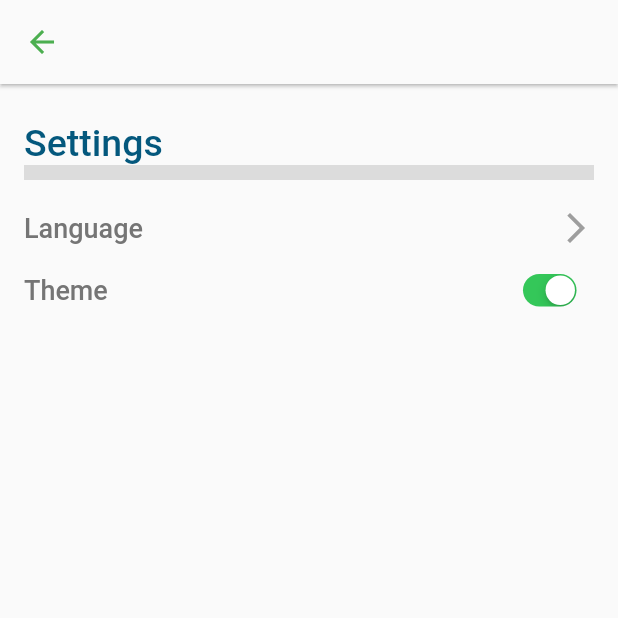
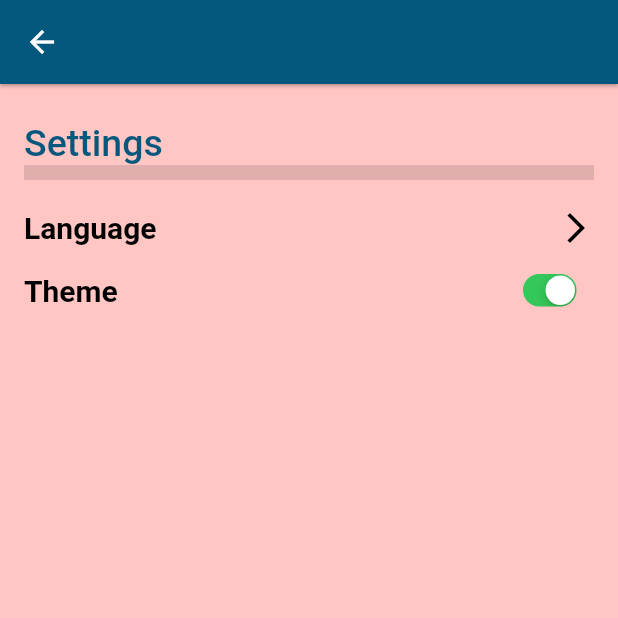
Before and after one commit to nadahanii/Int-Hire_GP, a Flutter app: the Settings_page screen opened by its route, on a phone screen of 412 x 824 dp, the top half of it. Run offline on Flutter 3.47's test engine with Material 2 defaults, Android fonts, the phone set to English and light mode, and no system bars; our stand-ins replace csv, font_awesome_flutter, google_fonts, shared_preferences; accounts and stored records are empty; network calls fail; Roboto replaces fonts that are missing (RobotoCondensed).

Commit message:
theme is done in all screens

```diff
--- a/lib/models/GlobalTheme.dart
+++ b/lib/models/GlobalTheme.dart
@@ -12,45 +12,51 @@ class GlobalTheme with ChangeNotifier {
         fontWeight: FontWeight.bold,
         fontStyle: FontStyle.normal,
         color: Colors.white,
-        fontSize: 10
+        fontSize: 15
 
       ),
       bodyText2: TextStyle(
         //color: Colors.,
         color: Color.fromRGBO(4,88,125,1),
-        fontSize: 10,
+        fontSize: 12,
         fontWeight: FontWeight.bold,
       ),
-      caption: TextStyle(
-        fontSize: 16,
-        fontWeight: FontWeight.bold,
-        fontStyle: FontStyle.italic,
+      caption: TextStyle( ///items in settings_page
+          fontWeight: FontWeight.bold,
+          fontFamily: 'RobotoCondensed',
+          color: Colors.black,
+          fontSize: 20
       ),
-      headline1: TextStyle(
-        color: Colors.deepPurple,
-        fontSize: 50,
-        fontFamily: 'Allison',
+      headline1: TextStyle( ///title in appBar
+        color: Colors.white/*Color.fromRGBO(4,88,125,1)*/,
+        fontSize: 35,
+        //fontFamily: 'Allison',
       ),
-      headline2: TextStyle(
-        color: Colors.deepOrange,
-        fontSize: 30,
-        fontWeight: FontWeight.bold,
+      headline2: TextStyle( ///style for items in drawer
+          fontWeight: FontWeight.bold,
+          fontFamily: 'RobotoCondensed',
+          color: Colors.black,
+          fontSize: 24
       ),
     ),
     appBarTheme: const AppBarTheme(
-      backgroundColor: Colors.amber,
+      backgroundColor: Color.fromRGBO(4, 88, 125, 1),
       // This will control the "back" icon
-      iconTheme: IconThemeData(color: Colors.red),
+      iconTheme: IconThemeData(color: Colors.white),
       // This will control action icon buttons that locates on the right
-      actionsIconTheme: IconThemeData(color: Colors.blue),
+      actionsIconTheme: IconThemeData(color: Color.fromRGBO(4, 88, 125, 1)),
       centerTitle: false,
       elevation: 15,
-      titleTextStyle: TextStyle(
+     /* titleTextStyle: TextStyle(
         color: Colors.deepPurple,
         fontWeight: FontWeight.bold,
         fontFamily: 'Allison',
         fontSize: 40,
-      ),
+      ),*/
     ),
+    drawerTheme: const DrawerThemeData(
+      backgroundColor: Color.fromRGBO(199, 231, 255, 1),
+
+    )
   );
 }
--- a/lib/screens/Register_Screen.dart
+++ b/lib/screens/Register_Screen.dart
@@ -306,7 +306,7 @@ class _RegisterScreenState extends State<RegisterScreen> {
                           child: const Text(
                             'Register',
                             style: TextStyle(
-                              fontSize: 12,
+                              fontSize: 15,
                               color: Colors.white,
                             ),
                           ),
--- a/lib/screens/applicant_register_screen.dart
+++ b/lib/screens/applicant_register_screen.dart
@@ -237,7 +237,7 @@ class _applicant_register_screenState extends State<applicant_register_screen> {
 
                             if(_formKey.currentState!.validate())
                             {
-                              Navigator.of(context).pushReplacementNamed('/HisHistoryHomePage');
+                              Navigator.of(context).pushReplacementNamed('/history');
                             }
                           }),
                           icon: const Icon(
@@ -251,7 +251,7 @@ class _applicant_register_screenState extends State<applicant_register_screen> {
                             child: const Text(
                               'Submit',
                               style: TextStyle(
-                                fontSize: 12,
+                                fontSize: 15,
                                 color: Colors.white,
                               ),
                             ),
--- a/lib/screens/job_view.dart
+++ b/lib/screens/job_view.dart
@@ -7,13 +7,15 @@ import '../providers/jobs.dart';
 import '../widgets/main_drawer.dart';
 
 class JobView extends StatelessWidget {
-  const JobView({Key? key}) : super(key: key);
+  final ThemeData jobTheme;
+  const JobView({Key? key,required this.jobTheme}) : super(key: key);
   static const routeName = '/home';
 
   @override
   Widget build(BuildContext context) {
     return Scaffold(
-      drawer: MainDrawer(),
+      backgroundColor: this.jobTheme.backgroundColor,
+      drawer: MainDrawer(this.jobTheme),
       appBar: AppBar(
         actions: [
           IconButton(
--- a/lib/screens/recruiter_register_screen.dart
+++ b/lib/screens/recruiter_register_screen.dart
@@ -112,7 +112,7 @@ class _recruiter_register_screenState extends State<recruiter_register_screen> {
 
                   if(_formKey.currentState!.validate())
                   {
-                    Navigator.of(context).pushReplacementNamed('/HistoryHomePage');
+                    Navigator.of(context).pushReplacementNamed('/history');
                   }
                 }),
                 icon: const Icon(
@@ -126,7 +126,7 @@ class _recruiter_register_screenState extends State<recruiter_register_screen> {
                   child: const Text(
                     'Submit',
                     style: TextStyle(
-                      fontSize: 12,
+                      fontSize: 15,
                       color: Colors.white,
                     ),
                   ),
--- a/lib/screens/settings_page.dart
+++ b/lib/screens/settings_page.dart
@@ -1,6 +1,8 @@
 import 'package:flutter/cupertino.dart';
 import 'package:flutter/material.dart';
 class Settings_page extends StatefulWidget{
+  final ThemeData settingsTheme;
+  const Settings_page({Key? key,required this.settingsTheme}) : super(key: key);
   static const routeName = '/Settings';
 
   @override
@@ -11,8 +13,9 @@ class _Settings_pageState extends State<Settings_page> {
 
   Widget build(BuildContext context) {
     return Scaffold(
+      backgroundColor: widget.settingsTheme.backgroundColor,
       appBar: AppBar(
-        backgroundColor: Theme.of(context).scaffoldBackgroundColor,
+        //backgroundColor: Theme.of(context).scaffoldBackgroundColor,
         elevation: 1,
         leading: IconButton(
           onPressed: (){
@@ -20,7 +23,7 @@ class _Settings_pageState extends State<Settings_page> {
           },
           icon:Icon(
             Icons.arrow_back,
-            color:Colors.green,
+            color:Colors.white,
           )
         ),
       ),
@@ -43,10 +46,7 @@ class _Settings_pageState extends State<Settings_page> {
                       builder: (BuildContext context){
                        return AlertDialog(
                          title:Text("Language",
-                           style:TextStyle(
-                               fontSize: 20,
-                               fontWeight: FontWeight.bold
-                           ),
+                           style: widget.settingsTheme.textTheme.caption,
                          ),
                          content:Column(
                            mainAxisSize: MainAxisSize.min,
@@ -81,15 +81,12 @@ class _Settings_pageState extends State<Settings_page> {
                   children: [
                     Text(
                       "Language",
-                      style: TextStyle(
-                        fontSize: 18,
-                        fontWeight: FontWeight.w500,
-                        color: Colors.grey[600],
-                      ),
+                      style: widget.settingsTheme.textTheme.caption,
                     ),
                     Icon(
                       Icons.arrow_forward_ios,
-                      color: Colors.grey,
+                      color: Colors.black,
+                      size: 24,
                     )
                   ],
                 ),
@@ -102,11 +99,7 @@ class _Settings_pageState extends State<Settings_page> {
                 children: [
                   Text(
                     "Theme",
-                    style: TextStyle(
-                      fontSize: 18,
-                      fontWeight: FontWeight.w500,
-                      color: Colors.grey[600],
-                    ),
+                    style: widget.settingsTheme.textTheme.caption,
                   ),
                   Transform.scale(
                     scale:0.7,
--- a/lib/screens/splash_screen.dart
+++ b/lib/screens/splash_screen.dart
@@ -50,7 +50,7 @@ class _SplashScreenState extends State<SplashScreen> {
                           child: const Text(
                             'Login',
                             style: TextStyle(
-                              fontSize: 12,
+                              fontSize: 15,
                               color: Colors.white,
                             ),
                           ),
@@ -81,7 +81,7 @@ class _SplashScreenState extends State<SplashScreen> {
                           child: const Text(
                             'Register',
                             style: TextStyle(
-                              fontSize: 12,
+                              fontSize: 15,
                               color: Colors.white,
                             ),
                           ),
--- a/pubspec.yaml
+++ b/pubspec.yaml
@@ -51,7 +51,7 @@ flutter:
   uses-material-design: true
   assets:
       - logo.png
-  #   - images/a_dot_ham.jpeg
+      - compose.png
 
   # An image asset can refer to one or more resolution-specific "variants", see
   # https://flutter.dev/assets-and-images/#resolution-aware.
```
Also changed, not shown: lib/Notifications/Notifications_Page.dart (+6 -3 lines), lib/main.dart (+4 -4 lines), lib/screens/HistoryHomePage.dart (+6 -2 lines), lib/screens/complain_form.dart (+21 -4 lines), lib/screens/notification_page.dart (+13 -10 lines), lib/widgets/main_drawer.dart (+9 -9 lines), pubspec.lock.
